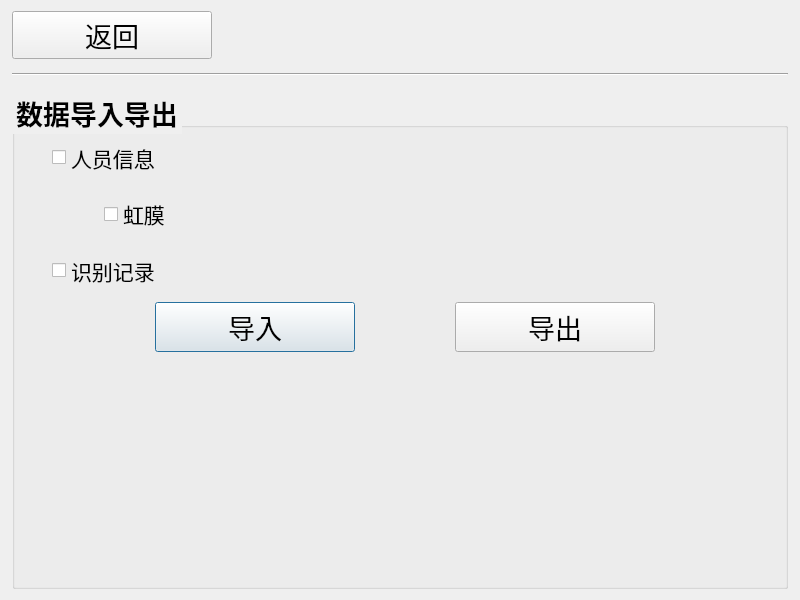
Before: the Qt Designer form tx2_iris/datamanage.ui in iuytr09/tx2_iris, drawn with Qt 5.
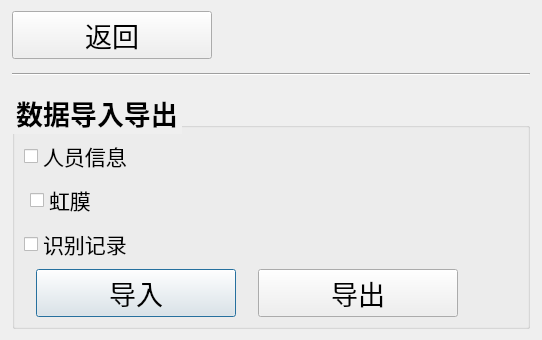
After: the same form once the commit is applied. Icons and pictures are not drawn.

```diff
--- a/tx2_iris/datamanage.ui
+++ b/tx2_iris/datamanage.ui
@@ -6,8 +6,8 @@
    <rect>
     <x>0</x>
     <y>0</y>
-    <width>800</width>
-    <height>600</height>
+    <width>542</width>
+    <height>300</height>
    </rect>
   </property>
   <property name="font">
@@ -101,15 +101,8 @@
      <property name="flat">
       <bool>false</bool>
      </property>
-     <widget class="QWidget" name="layoutWidget">
-      <property name="geometry">
-       <rect>
-        <x>40</x>
-        <y>41</y>
-        <width>731</width>
-        <height>220</height>
-       </rect>
-      </property>
+     <layout class="QGridLayout" name="gridLayout_4">
+      <item row="0" column="0">
       <layout class="QGridLayout" name="gridLayout" rowstretch="0,0,0,0" columnstretch="0,0,0,0,0,0" rowminimumheight="0,0,0,0" columnminimumwidth="0,0,200,0,200,0">
        <item row="0" column="0" colspan="6">
         <widget class="QCheckBox" name="chkPersonInfo">
@@ -288,8 +281,35 @@
         </spacer>
        </item>
       </layout>
-     </widget>
-    </widget>
+      </item>
+      <item row="1" column="0">
+       <spacer name="verticalSpacer">
+        <property name="orientation">
+         <enum>Qt::Vertical</enum>
+        </property>
+        <property name="sizeHint" stdset="0">
+         <size>
+          <width>20</width>
+          <height>40</height>
+         </size>
+        </property>
+       </spacer>
+      </item>
+     </layout>
+    </widget>
+   </item>
+   <item row="2" column="1">
+    <spacer name="horizontalSpacer_5">
+     <property name="orientation">
+      <enum>Qt::Horizontal</enum>
+     </property>
+     <property name="sizeHint" stdset="0">
+      <size>
+       <width>40</width>
+       <height>20</height>
+      </size>
+     </property>
+    </spacer>
    </item>
   </layout>
  </widget>
```
Left out of the diff: 14 changed lines with no effect on the pictures. Lines whose indentation alone changed are shown as unchanged.
